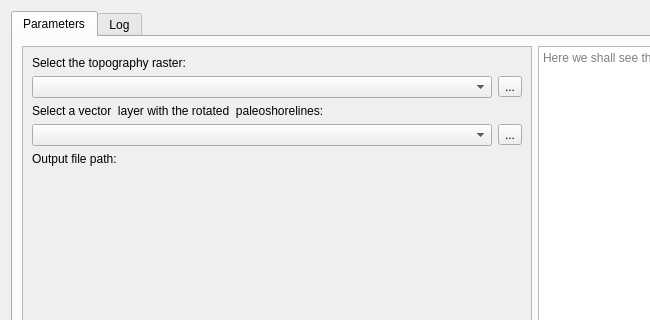
First picture: the form in paleoshorelines_dialog_base.ui, repository jaminzoda/terra-antiqua, before the edit; both pictures show x 0 to 650 and y 0 to 320 of the 880 by 500 pixel window.
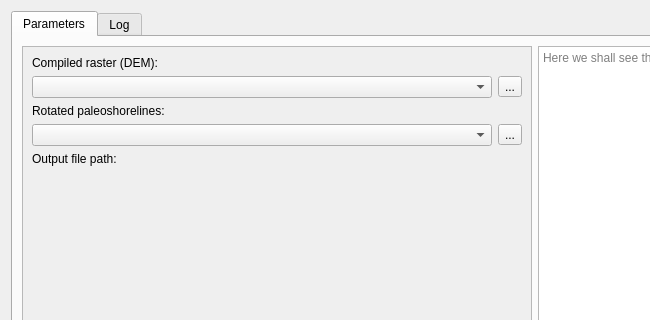
Second picture: the form after the edit. Custom widgets are drawn as their Qt base class.

Patch:
```diff
--- a/paleoshorelines_dialog_base.ui
+++ b/paleoshorelines_dialog_base.ui
@@ -70,10 +70,8 @@
            <rect>
             <x>0</x>
             <y>0</y>
-
-               <width>512</width>
-               <height>366</height>
-
+            <width>494</width>
+            <height>341</height>
            </rect>
           </property>
           <layout class="QVBoxLayout" name="verticalLayout_4">
@@ -82,7 +80,7 @@
              <item>
               <widget class="QLabel" name="label">
                <property name="text">
-                <string>Select the topography raster:</string>
+                <string>Compiled raster (DEM):</string>
                </property>
               </widget>
              </item>
@@ -107,7 +105,7 @@
              <item>
               <widget class="QLabel" name="label_2">
                <property name="text">
-                <string>Select a vector  layer with the rotated  paleoshorelines:</string>
+                <string>Rotated paleoshorelines:</string>
                </property>
               </widget>
              </item>
```
Left out of the diff: 2 changed lines with no effect on the pictures. Lines whose indentation alone changed are shown as unchanged.
